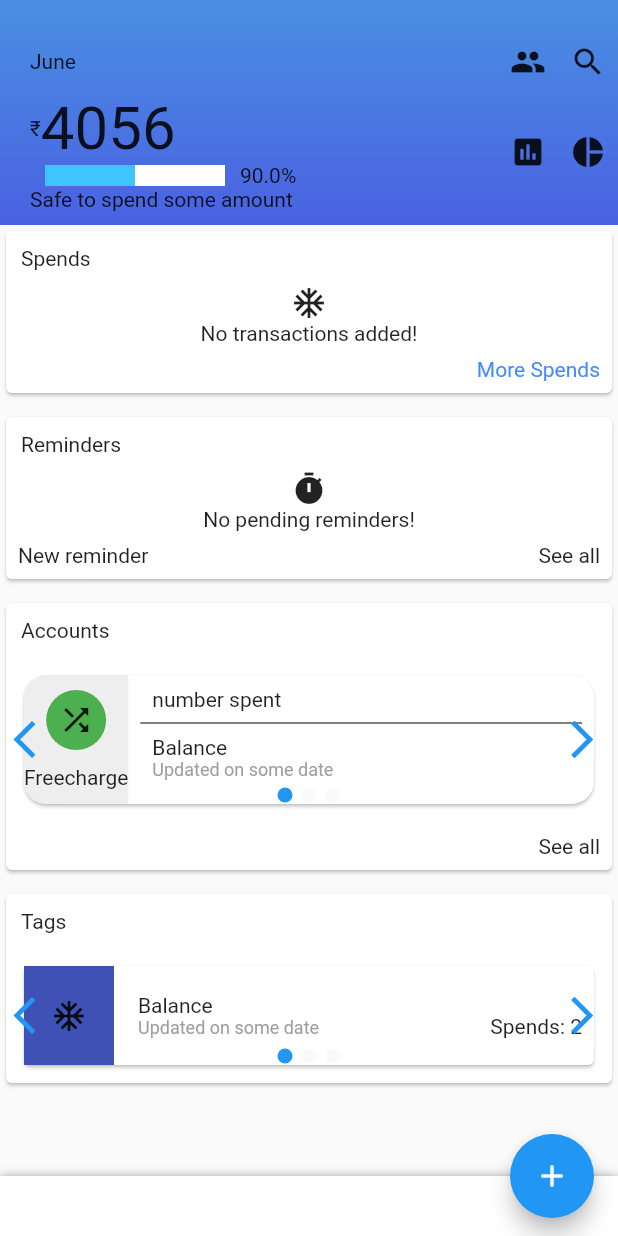
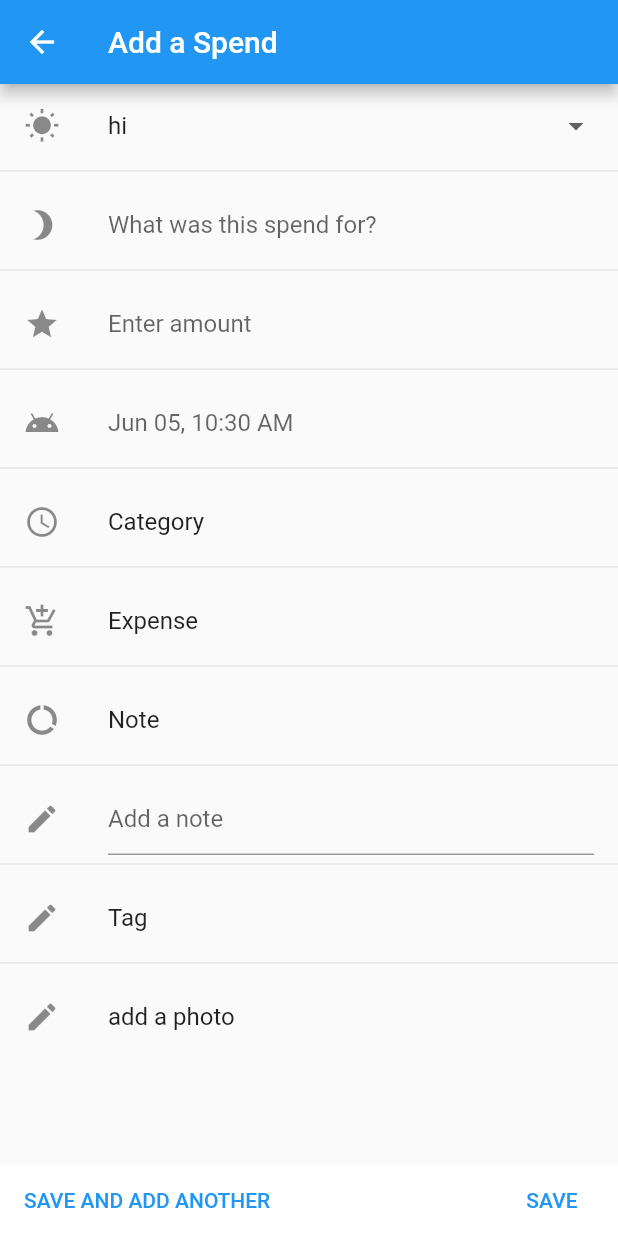
Before and after one commit to soujanyachan/walnut_clone, a Flutter app: the screen it shows after launch, after a tap on the "add" icon, on a phone screen of 412 x 824 dp. Run offline on Flutter 3.47's test engine with Material 2 defaults, Android fonts, the phone set to English and light mode, and no system bars; drawn by our look-alikes of percent_indicator; our stand-ins replace flutter_swiper; missing offline and left inert: sms.

Commit message:
added the input new spend screen

```diff
--- a/lib/main.dart
+++ b/lib/main.dart
@@ -1,10 +1,12 @@
 import 'package:flutter/material.dart';
 import 'package:sms/sms.dart';
+import 'package:intl/intl.dart';
 import './appbarwidget.dart';
 import './spendslist.dart';
 import './reminderslist.dart';
 import './accountslist.dart';
 import './tagslist.dart';
+import './add_entry_dialog.dart';
 
 void main() => runApp(MyApp());
 
@@ -13,14 +15,186 @@ class MyApp extends StatefulWidget {
   _MyAppState createState() => _MyAppState();
 }
 
-class _MyAppState extends State<MyApp> {
-  var spendsList = [];
-  var remindersList = [];
+class SecondRoute extends StatefulWidget {
+  @override
+  _SecondRouteState createState() => _SecondRouteState();
+}
+
+class _SecondRouteState extends State<SecondRoute> {
+  var dropDownValue = "hi";
+  DateTime selectedDate = DateTime.now();
+  TimeOfDay selectedTime = TimeOfDay.now();
+  var newFormat = DateFormat("MMM dd, HH:mm a");
+  var formatTime = DateFormat("HH:mm a");
+
+  Future<Null> _selectTime(BuildContext context) async {
+    final picked = await showTimePicker(
+        context: context,
+      initialTime: selectedTime
+    );
+    setState(() {
+      selectedTime = picked;
+    });
+  }
+
+  Future<Null> _selectDate(BuildContext context) async {
+    final DateTime picked = await showDatePicker(
+        context: context,
+        initialDate: selectedDate,
+        firstDate: DateTime(2015, 8),
+        lastDate: DateTime(2101));
+    if (picked != null && picked != selectedDate) {
+      await _selectTime(context);
+      setState(() {
+        selectedDate = picked;
+      });
+    }
+  }
+
+  addSpendDialog() {
+    var inputSpendDataList = <Widget>[
+      ListTile(
+        dense: true,
+        leading: Icon(Icons.wb_sunny),
+        title: DropdownButtonHideUnderline(
+          child: DropdownButton(
+            isExpanded: true,
+            value: dropDownValue,
+            items: ["hi", "hello", "i'm here"] // accountsList / cash
+                .map<DropdownMenuItem<String>>((String value) {
+              return DropdownMenuItem<String>(
+                  value: value,
+                  child: Row(
+                    children: [
+                      Text(value)
+                    ],
+                  )
+              );
+            }).toList(),
+            onChanged: (value) {
+              setState(() {
+                dropDownValue = value;
+              });
+            },
+          ),
+        ),
+      ),
+      ListTile(
+        leading: Icon(Icons.brightness_3),
+        title: TextField(
+          decoration: InputDecoration(
+              border: InputBorder.none,
+              hintText: 'What was this spend for?'
+          ),
+        ),
+      ),
+      ListTile(
+        leading: Icon(Icons.star),
+        title: TextField(
+          decoration: InputDecoration(
+              border: InputBorder.none,
+              hintText: 'Enter amount'
+          ),
+        ),
+      ),
+      ListTile(
+        leading: Icon(Icons.android),
+        title: TextField(
+          readOnly: true,
+          onTap: () => _selectDate(context),
+          decoration: InputDecoration(
+            border: InputBorder.none,
+            hintText: newFormat.format(DateTime(selectedDate.year, selectedDate.month,
+                selectedDate.day, selectedTime.hour, selectedTime.minute)),
+          ),
+        ),
+      ),
+      ListTile(
+        leading: Icon(Icons.access_time),
+        title: Text('Category'),
+      ),
+      ListTile(
+        leading: Icon(Icons.add_shopping_cart),
+        title: Text('Expense'),
+      ),
+      ListTile(
+        leading: Icon(Icons.data_usage),
+        title: Text('Note')
+      ),
+      ListTile(
+        leading: Icon(Icons.edit),
+        title: TextField(
+          decoration: InputDecoration(
+            hintText: "Add a note"
+          ),
+        )
+      ),
+      ListTile(
+          leading: Icon(Icons.edit),
+          title: Text('Tag'),
+        onTap: () {},
+      ),
+      ListTile(
+          leading: Icon(Icons.edit),
+          title: Text('add a photo')
+      )
+    ];
+    return ListView.separated(
+        itemBuilder: (context, index) {
+          return Container(
+            height: 50.0,
+            child: inputSpendDataList[index]
+          );
+        },
+        separatorBuilder: (context, index) {
+          return Divider();
+        },
+        itemCount: inputSpendDataList.length,
+    );
+  }
 
   @override
   Widget build(BuildContext context) {
-    return MaterialApp(
-      home: Scaffold(
+    return Scaffold(
+      appBar: AppBar(
+        title: Text("Add a Spend"),
+      ),
+      body: addSpendDialog(),
+      bottomNavigationBar: Container(
+        decoration: BoxDecoration(
+          color: Colors.white,
+          boxShadow: [
+            BoxShadow(
+              color: Colors.black,
+            ),
+          ],
+        ),
+        child: Row(
+          mainAxisAlignment: MainAxisAlignment.spaceBetween,
+          children: <Widget>[
+            FlatButton(
+              onPressed: () {
+                Navigator.pop(context);
+              },
+              child: Text('Save and add another'.toUpperCase(), style: TextStyle(color: Colors.blue),),
+            ),
+            FlatButton(
+              onPressed: () {
+                Navigator.pop(context);
+              },
+              child: Text('Save'.toUpperCase(), style: TextStyle(color: Colors.blue),),
+            ),
+          ],
+        ),
+      ),
+    );
+  }
+}
+
+class FirstRoute extends StatelessWidget {
+  @override
+  Widget build(BuildContext context) {
+    return Scaffold(
       appBar: PreferredSize(
         preferredSize: Size.fromHeight(150.0),
         child: AppBarWidget(),
@@ -37,7 +211,12 @@ class _MyAppState extends State<MyApp> {
       ),
       floatingActionButton: FloatingActionButton(
         child: Icon(Icons.add),
-          onPressed: () {},
+        onPressed: () {
+          Navigator.push(
+            context,
+            MaterialPageRoute(builder: (context) => SecondRoute()),
+          );
+        },
       ),
       floatingActionButtonLocation: FloatingActionButtonLocation.endDocked,
       bottomNavigationBar: BottomAppBar(
@@ -52,7 +231,18 @@ class _MyAppState extends State<MyApp> {
               ),
             ),
           )),
-      ),
     );
   }
 }
+
+class _MyAppState extends State<MyApp> {
+  var spendsList = [];
+  var remindersList = [];
+
+  @override
+  Widget build(BuildContext context) {
+    return MaterialApp(
+      home: FirstRoute(),
+    );
+  }
+}
--- a/pubspec.yaml
+++ b/pubspec.yaml
@@ -31,6 +31,7 @@ dev_dependencies:
   percent_indicator: ^2.1.3
   flutter_swiper: ^1.1.6
   sms: ^0.2.4
+  grouped_list: ^3.1.0
 
 # For information on the generic Dart part of this file, see the
 # following page: https://dart.dev/tools/pub/pubspec
```
Also changed, not shown: lib/add_entry_dialog.dart (added, +30 -0 lines), pubspec.lock. Lines whose indentation alone changed are shown as unchanged.
